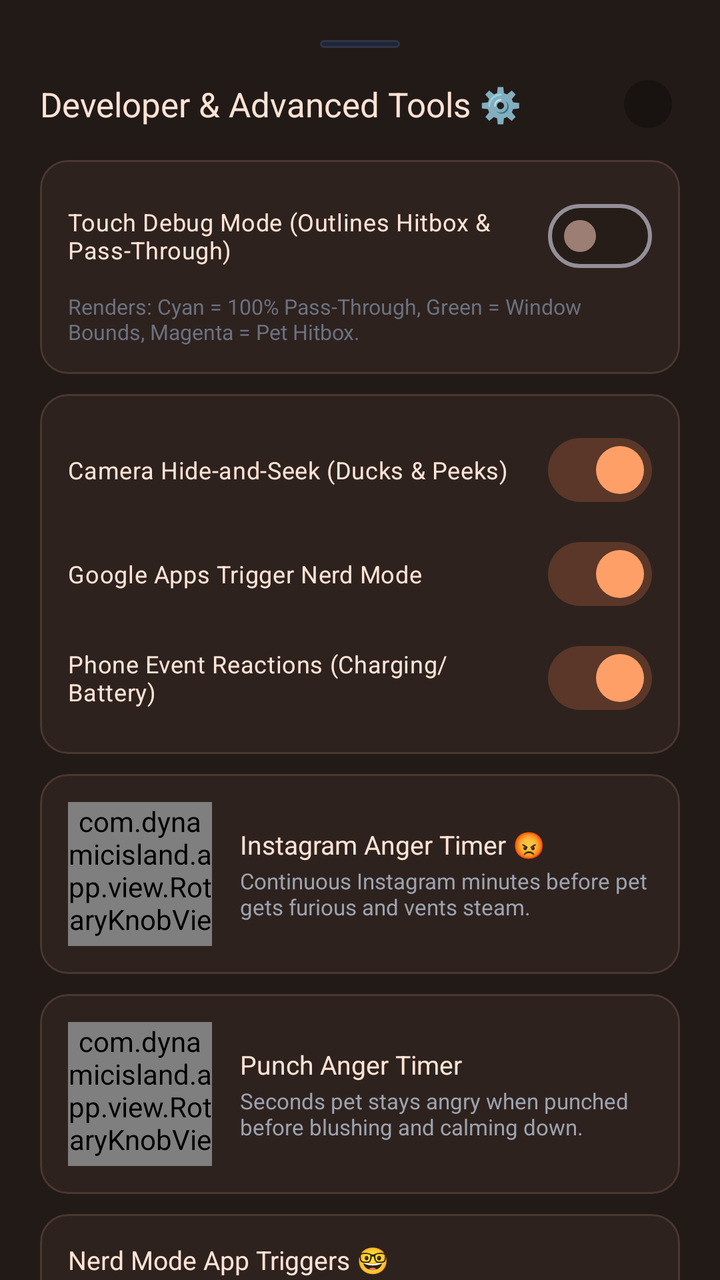
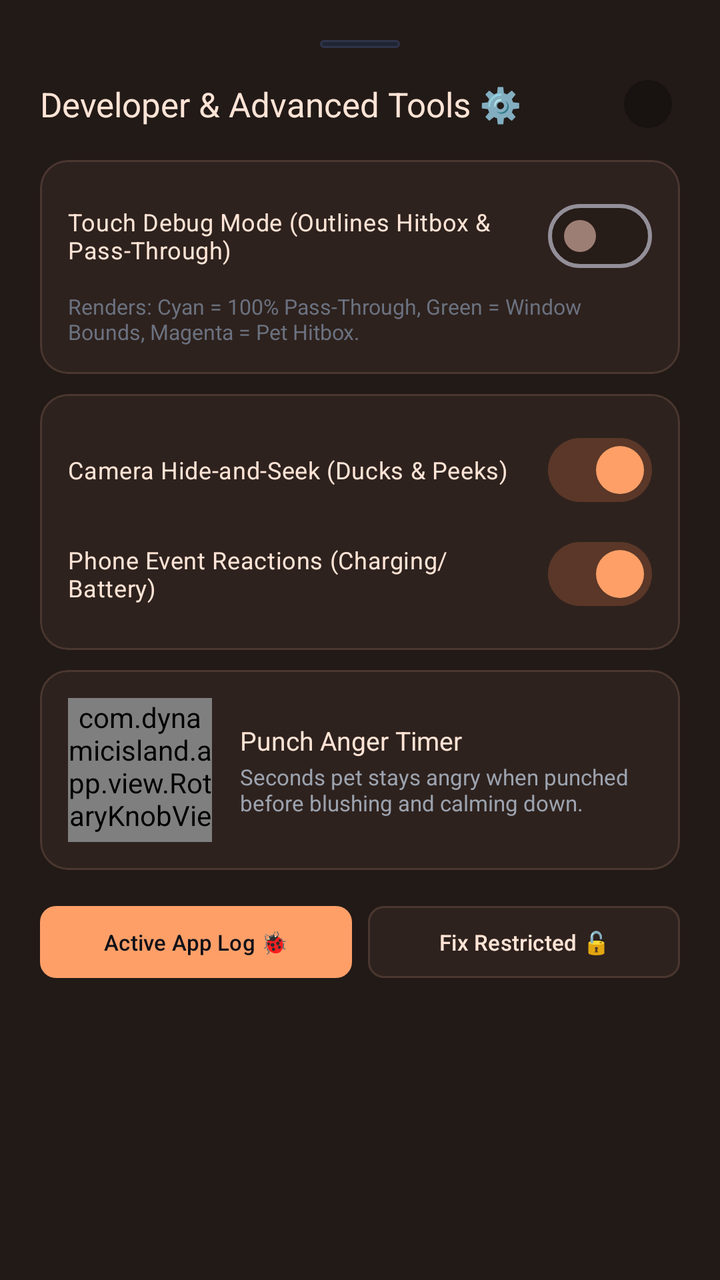

Compare the two renders of this Android layout. The source of the first and the diff that turns it into the second are given below.
<!-- AndroidManifest.xml: application theme Theme.DynamicIsland -->
<!-- res/layout/dialog_dev_tools.xml -->
<?xml version="1.0" encoding="utf-8"?>
<androidx.core.widget.NestedScrollView
    xmlns:android="http://schemas.android.com/apk/res/android"
    xmlns:app="http://schemas.android.com/apk/res-auto"
    android:layout_width="match_parent"
    android:layout_height="wrap_content"
    android:background="@color/peach_surface">

    <LinearLayout
        android:layout_width="match_parent"
        android:layout_height="wrap_content"
        android:orientation="vertical"
        android:padding="20dp">

        
        <View
            android:layout_width="40dp"
            android:layout_height="4dp"
            android:layout_gravity="center_horizontal"
            android:background="@drawable/bg_card_surface" />

        <LinearLayout
            android:layout_width="match_parent"
            android:layout_height="wrap_content"
            android:layout_marginTop="12dp"
            android:gravity="center_vertical"
            android:orientation="horizontal">

            <TextView
                android:layout_width="0dp"
                android:layout_height="wrap_content"
                android:layout_weight="1"
                android:text="Developer &amp; Advanced Tools ⚙️"
                android:textColor="@color/peach_light"
                android:textSize="17sp"
                android:fontFamily="sans-serif-bold" />

            <com.google.android.material.button.MaterialButton
                android:id="@+id/btnCloseDev"
                style="@style/Widget.Material3.Button.IconButton"
                android:layout_width="32dp"
                android:layout_height="32dp"
                android:text="✕"
                android:textColor="@color/text_secondary"
                android:textSize="12sp"
                app:backgroundTint="@color/peach_dark" />
        </LinearLayout>

        
        <com.google.android.material.card.MaterialCardView
            android:layout_width="match_parent"
            android:layout_height="wrap_content"
            android:layout_marginTop="12dp"
            app:cardBackgroundColor="@color/peach_surface_card"
            app:cardCornerRadius="14dp"
            app:strokeColor="@color/peach_surface_border"
            app:strokeWidth="1dp">

            <LinearLayout
                android:layout_width="match_parent"
                android:layout_height="wrap_content"
                android:orientation="vertical"
                android:padding="14dp">

                <com.google.android.material.materialswitch.MaterialSwitch
                    android:id="@+id/switchTouchDebug"
                    android:layout_width="match_parent"
                    android:layout_height="wrap_content"
                    android:checked="false"
                    android:text="Touch Debug Mode (Outlines Hitbox &amp; Pass-Through)"
                    android:textColor="@color/peach_light"
                    android:textSize="12sp"
                    app:thumbTint="@color/switch_thumb_selector"
                    app:trackTint="@color/switch_track_selector" />
                <TextView
                    android:layout_width="match_parent"
                    android:layout_height="wrap_content"
                    android:layout_marginTop="4dp"
                    android:text="Renders: Cyan = 100% Pass-Through, Green = Window Bounds, Magenta = Pet Hitbox."
                    android:textColor="@color/text_muted"
                    android:textSize="10.5sp" />
            </LinearLayout>
        </com.google.android.material.card.MaterialCardView>

        
        <com.google.android.material.card.MaterialCardView
            android:layout_width="match_parent"
            android:layout_height="wrap_content"
            android:layout_marginTop="10dp"
            app:cardBackgroundColor="@color/peach_surface_card"
            app:cardCornerRadius="14dp"
            app:strokeColor="@color/peach_surface_border"
            app:strokeWidth="1dp">

            <LinearLayout
                android:layout_width="match_parent"
                android:layout_height="wrap_content"
                android:orientation="vertical"
                android:padding="14dp">

                <com.google.android.material.materialswitch.MaterialSwitch
                    android:id="@+id/switchHideAndSeek"
                    android:layout_width="match_parent"
                    android:layout_height="wrap_content"
                    android:checked="true"
                    android:text="Camera Hide-and-Seek (Ducks &amp; Peeks)"
                    android:textColor="@color/peach_light"
                    android:textSize="12sp"
                    app:thumbTint="@color/switch_thumb_selector"
                    app:trackTint="@color/switch_track_selector" />

                <com.google.android.material.materialswitch.MaterialSwitch
                    android:id="@+id/switchGoogleNerd"
                    android:layout_width="match_parent"
                    android:layout_height="wrap_content"
                    android:layout_marginTop="4dp"
                    android:checked="true"
                    android:text="Google Apps Trigger Nerd Mode"
                    android:textColor="@color/peach_light"
                    android:textSize="12sp"
                    app:thumbTint="@color/switch_thumb_selector"
                    app:trackTint="@color/switch_track_selector" />

                <com.google.android.material.materialswitch.MaterialSwitch
                    android:id="@+id/switchPhoneEvents"
                    android:layout_width="match_parent"
                    android:layout_height="wrap_content"
                    android:layout_marginTop="4dp"
                    android:checked="true"
                    android:text="Phone Event Reactions (Charging/Battery)"
                    android:textColor="@color/peach_light"
                    android:textSize="12sp"
                    app:thumbTint="@color/switch_thumb_selector"
                    app:trackTint="@color/switch_track_selector" />
            </LinearLayout>
        </com.google.android.material.card.MaterialCardView>

        
        <com.google.android.material.card.MaterialCardView
            android:layout_width="match_parent"
            android:layout_height="wrap_content"
            android:layout_marginTop="10dp"
            app:cardBackgroundColor="@color/peach_surface_card"
            app:cardCornerRadius="14dp"
            app:strokeColor="@color/peach_surface_border"
            app:strokeWidth="1dp">

            <LinearLayout
                android:layout_width="match_parent"
                android:layout_height="wrap_content"
                android:gravity="center_vertical"
                android:orientation="horizontal"
                android:padding="14dp">

                <com.dynamicisland.app.view.RotaryKnobView
                    android:id="@+id/knobAngerTimer"
                    android:layout_width="72dp"
                    android:layout_height="72dp" />

                <LinearLayout
                    android:layout_width="0dp"
                    android:layout_height="wrap_content"
                    android:layout_marginStart="14dp"
                    android:layout_weight="1"
                    android:orientation="vertical">

                    <TextView
                        android:layout_width="wrap_content"
                        android:layout_height="wrap_content"
                        android:text="Instagram Anger Timer 😡"
                        android:textColor="@color/peach_light"
                        android:textSize="13sp"
                        android:fontFamily="sans-serif-bold" />

                    <TextView
                        android:layout_width="wrap_content"
                        android:layout_height="wrap_content"
                        android:layout_marginTop="2dp"
                        android:text="Continuous Instagram minutes before pet gets furious and vents steam."
                        android:textColor="@color/text_secondary"
                        android:textSize="11sp" />
                </LinearLayout>
            </LinearLayout>
        </com.google.android.material.card.MaterialCardView>

        
        <com.google.android.material.card.MaterialCardView
            android:layout_width="match_parent"
            android:layout_height="wrap_content"
            android:layout_marginTop="10dp"
            app:cardBackgroundColor="@color/peach_surface_card"
            app:cardCornerRadius="14dp"
            app:strokeColor="@color/peach_surface_border"
            app:strokeWidth="1dp">

            <LinearLayout
                android:layout_width="match_parent"
                android:layout_height="wrap_content"
                android:gravity="center_vertical"
                android:orientation="horizontal"
                android:padding="14dp">

                <com.dynamicisland.app.view.RotaryKnobView
                    android:id="@+id/knobTantrumDuration"
                    android:layout_width="72dp"
                    android:layout_height="72dp" />

                <LinearLayout
                    android:layout_width="0dp"
                    android:layout_height="wrap_content"
                    android:layout_marginStart="14dp"
                    android:layout_weight="1"
                    android:orientation="vertical">

                    <TextView
                        android:layout_width="wrap_content"
                        android:layout_height="wrap_content"
                        android:fontFamily="sans-serif-bold"
                        android:text="Punch Anger Timer"
                        android:textColor="@color/peach_light"
                        android:textSize="13sp" />

                    <TextView
                        android:layout_width="wrap_content"
                        android:layout_height="wrap_content"
                        android:layout_marginTop="2dp"
                        android:text="Seconds pet stays angry when punched before blushing and calming down."
                        android:textColor="@color/text_secondary"
                        android:textSize="11sp" />
                </LinearLayout>
            </LinearLayout>
        </com.google.android.material.card.MaterialCardView>
        
        <com.google.android.material.card.MaterialCardView
            android:layout_width="match_parent"
            android:layout_height="wrap_content"
            android:layout_marginTop="10dp"
            app:cardBackgroundColor="@color/peach_surface_card"
            app:cardCornerRadius="14dp"
            app:strokeColor="@color/peach_surface_border"
            app:strokeWidth="1dp">

            <LinearLayout
                android:layout_width="match_parent"
                android:layout_height="wrap_content"
                android:orientation="vertical"
                android:padding="14dp">

                <TextView
                    android:layout_width="wrap_content"
                    android:layout_height="wrap_content"
                    android:text="Nerd Mode App Triggers 🤓"
                    android:textColor="@color/peach_light"
                    android:textSize="13sp"
                    android:fontFamily="sans-serif-bold" />

                <com.google.android.material.checkbox.MaterialCheckBox
                    android:id="@+id/cbChatGPT"
                    android:layout_width="match_parent"
                    android:layout_height="wrap_content"
                    android:checked="true"
                    android:text="ChatGPT (OpenAI)"
                    android:textColor="@color/peach_light" />

                <com.google.android.material.checkbox.MaterialCheckBox
                    android:id="@+id/cbGemini"
                    android:layout_width="match_parent"
                    android:layout_height="wrap_content"
                    android:checked="true"
                    android:text="Google Gemini / Bard"
                    android:textColor="@color/peach_light" />

                <com.google.android.material.checkbox.MaterialCheckBox
                    android:id="@+id/cbWPS"
                    android:layout_width="match_parent"
                    android:layout_height="wrap_content"
                    android:checked="true"
                    android:text="WPS Office / ONLYOFFICE"
                    android:textColor="@color/peach_light" />

                <com.google.android.material.checkbox.MaterialCheckBox
                    android:id="@+id/cbPDF"
                    android:layout_width="match_parent"
                    android:layout_height="wrap_content"
                    android:checked="true"
                    android:text="PDF Readers &amp; E-Books"
                    android:textColor="@color/peach_light" />
            </LinearLayout>
        </com.google.android.material.card.MaterialCardView>

        
        <LinearLayout
            android:layout_width="match_parent"
            android:layout_height="wrap_content"
            android:layout_marginTop="14dp"
            android:orientation="horizontal">

            <com.google.android.material.button.MaterialButton
                android:id="@+id/btnOpenActiveLog"
                android:layout_width="0dp"
                android:layout_height="44dp"
                android:layout_weight="1"
                android:text="Active App Log 🐞"
                android:textColor="@color/background_dark"
                android:textSize="11sp"
                app:backgroundTint="@color/peach_primary"
                app:cornerRadius="8dp" />

            <com.google.android.material.button.MaterialButton
                android:id="@+id/btnUnlockRestricted"
                android:layout_width="0dp"
                android:layout_height="44dp"
                android:layout_marginStart="8dp"
                android:layout_weight="1"
                android:text="Fix Restricted 🔓"
                android:textColor="@color/peach_light"
                android:textSize="11sp"
                app:backgroundTint="@color/peach_surface_card"
                app:cornerRadius="8dp"
                app:strokeColor="@color/peach_surface_border"
                app:strokeWidth="1dp" />
        </LinearLayout>

    </LinearLayout>
</androidx.core.widget.NestedScrollView>
<!-- resources referenced by this layout -->
<resources>
  <color name="background_dark">#0F1117</color>
  <color name="peach_dark">#181210</color>
  <color name="peach_light">#FFE4D6</color>
  <color name="peach_primary">#FF9F68</color>
  <color name="peach_surface">#221A17</color>
  <color name="peach_surface_border">#4A3730</color>
  <color name="peach_surface_card">#2E221E</color>
  <color name="text_muted">#6B7280</color>
  <color name="text_secondary">#9CA3AF</color>
  <!-- drawable bg_card_surface (drawable) -->
  <?xml version="1.0" encoding="utf-8"?>
  <shape xmlns:android="http://schemas.android.com/apk/res/android"
      android:shape="rectangle">
      <solid android:color="@color/surface_card" />
      <corners android:radius="16dp" />
      <stroke
          android:width="1dp"
          android:color="@color/surface_card_border" />
  </shape>
  <style name="Theme.DynamicIsland" parent="Theme.Material3.Dark.NoActionBar">
          <item name="colorPrimary">@color/primary</item>
          <item name="colorSecondary">@color/secondary</item>
          <item name="android:statusBarColor">@color/background_dark</item>
          <item name="android:navigationBarColor">@color/background_dark</item>
          <item name="android:windowBackground">@color/background_dark</item>
      </style>
  <color name="surface_card">#202534</color>
  <color name="surface_card_border">#2E344A</color>
  <color name="primary">#FF9F68</color>
  <color name="secondary">#10B981</color>
</resources>

<!-- the commit's change to res/layout/dialog_dev_tools.xml (unified diff, before → after) -->
@@ -110,18 +110,6 @@
                     app:trackTint="@color/switch_track_selector" />
 
                 <com.google.android.material.materialswitch.MaterialSwitch
-                    android:id="@+id/switchGoogleNerd"
-                    android:layout_width="match_parent"
-                    android:layout_height="wrap_content"
-                    android:layout_marginTop="4dp"
-                    android:checked="true"
-                    android:text="Google Apps Trigger Nerd Mode"
-                    android:textColor="@color/peach_light"
-                    android:textSize="12sp"
-                    app:thumbTint="@color/switch_thumb_selector"
-                    app:trackTint="@color/switch_track_selector" />
-
-                <com.google.android.material.materialswitch.MaterialSwitch
                     android:id="@+id/switchPhoneEvents"
                     android:layout_width="match_parent"
                     android:layout_height="wrap_content"
@@ -132,54 +120,6 @@
                     android:textSize="12sp"
                     app:thumbTint="@color/switch_thumb_selector"
                     app:trackTint="@color/switch_track_selector" />
-            </LinearLayout>
-        </com.google.android.material.card.MaterialCardView>
-
-        
-        <com.google.android.material.card.MaterialCardView
-            android:layout_width="match_parent"
-            android:layout_height="wrap_content"
-            android:layout_marginTop="10dp"
-            app:cardBackgroundColor="@color/peach_surface_card"
-            app:cardCornerRadius="14dp"
-            app:strokeColor="@color/peach_surface_border"
-            app:strokeWidth="1dp">
-
-            <LinearLayout
-                android:layout_width="match_parent"
-                android:layout_height="wrap_content"
-                android:gravity="center_vertical"
-                android:orientation="horizontal"
-                android:padding="14dp">
-
-                <com.dynamicisland.app.view.RotaryKnobView
-                    android:id="@+id/knobAngerTimer"
-                    android:layout_width="72dp"
-                    android:layout_height="72dp" />
-
-                <LinearLayout
-                    android:layout_width="0dp"
-                    android:layout_height="wrap_content"
-                    android:layout_marginStart="14dp"
-                    android:layout_weight="1"
-                    android:orientation="vertical">
-
-                    <TextView
-                        android:layout_width="wrap_content"
-                        android:layout_height="wrap_content"
-                        android:text="Instagram Anger Timer 😡"
-                        android:textColor="@color/peach_light"
-                        android:textSize="13sp"
-                        android:fontFamily="sans-serif-bold" />
-
-                    <TextView
-                        android:layout_width="wrap_content"
-                        android:layout_height="wrap_content"
-                        android:layout_marginTop="2dp"
-                        android:text="Continuous Instagram minutes before pet gets furious and vents steam."
-                        android:textColor="@color/text_secondary"
-                        android:textSize="11sp" />
-                </LinearLayout>
             </LinearLayout>
         </com.google.android.material.card.MaterialCardView>
 
@@ -230,64 +170,6 @@
                 </LinearLayout>
             </LinearLayout>
         </com.google.android.material.card.MaterialCardView>
-        
-        <com.google.android.material.card.MaterialCardView
-            android:layout_width="match_parent"
-            android:layout_height="wrap_content"
-            android:layout_marginTop="10dp"
-            app:cardBackgroundColor="@color/peach_surface_card"
-            app:cardCornerRadius="14dp"
-            app:strokeColor="@color/peach_surface_border"
-            app:strokeWidth="1dp">
-
-            <LinearLayout
-                android:layout_width="match_parent"
-                android:layout_height="wrap_content"
-                android:orientation="vertical"
-                android:padding="14dp">
-
-                <TextView
-                    android:layout_width="wrap_content"
-                    android:layout_height="wrap_content"
-                    android:text="Nerd Mode App Triggers 🤓"
-                    android:textColor="@color/peach_light"
-                    android:textSize="13sp"
-                    android:fontFamily="sans-serif-bold" />
-
-                <com.google.android.material.checkbox.MaterialCheckBox
-                    android:id="@+id/cbChatGPT"
-                    android:layout_width="match_parent"
-                    android:layout_height="wrap_content"
-                    android:checked="true"
-                    android:text="ChatGPT (OpenAI)"
-                    android:textColor="@color/peach_light" />
-
-                <com.google.android.material.checkbox.MaterialCheckBox
-                    android:id="@+id/cbGemini"
-                    android:layout_width="match_parent"
-                    android:layout_height="wrap_content"
-                    android:checked="true"
-                    android:text="Google Gemini / Bard"
-                    android:textColor="@color/peach_light" />
-
-                <com.google.android.material.checkbox.MaterialCheckBox
-                    android:id="@+id/cbWPS"
-                    android:layout_width="match_parent"
-                    android:layout_height="wrap_content"
-                    android:checked="true"
-                    android:text="WPS Office / ONLYOFFICE"
-                    android:textColor="@color/peach_light" />
-
-                <com.google.android.material.checkbox.MaterialCheckBox
-                    android:id="@+id/cbPDF"
-                    android:layout_width="match_parent"
-                    android:layout_height="wrap_content"
-                    android:checked="true"
-                    android:text="PDF Readers &amp; E-Books"
-                    android:textColor="@color/peach_light" />
-            </LinearLayout>
-        </com.google.android.material.card.MaterialCardView>
-
         
         <LinearLayout
             android:layout_width="match_parent"
